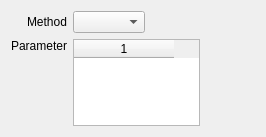
First picture: the form in copasi/UI/CQTaskMethodWidget.ui, repository copasi/COPASI, before the edit.
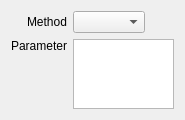
Second picture: the form after the edit.

Commit message: Update of the method parameter table to allow better editing of Boolean values.

The edit to the form file:
```diff
--- a/copasi/UI/CQTaskMethodWidget.ui
+++ b/copasi/UI/CQTaskMethodWidget.ui
@@ -13,13 +13,13 @@
 <comment> All rights reserved. </comment>
 
  <class>CQTaskMethodWidget</class>
- <widget class="QWidget" name="CQTaskMethodWidget" >
-  <property name="geometry" >
+ <widget class="QWidget" name="CQTaskMethodWidget">
+  <property name="geometry">
    <rect>
     <x>0</x>
     <y>0</y>
-    <width>266</width>
-    <height>137</height>
+    <width>185</width>
+    <height>112</height>
    </rect>
   </property>
   <property name="sizePolicy" >
@@ -45,9 +45,9 @@
    <item row="0" column="1" >
     <widget class="QComboBox" name="mpBoxMethod" />
    </item>
-   <item row="0" column="2" colspan="2" >
-    <spacer name="horizontalSpacer" >
-     <property name="orientation" >
+   <item row="0" column="2">
+    <spacer name="horizontalSpacer">
+     <property name="orientation">
       <enum>Qt::Horizontal</enum>
      </property>
      <property name="sizeHint" stdset="0" >
@@ -68,36 +68,13 @@
      </property>
     </widget>
    </item>
-   <item row="1" column="1" colspan="2" >
-    <widget class="QTableWidget" name="mpTableParameter" >
-     <property name="sizePolicy" >
-      <sizepolicy vsizetype="Expanding" hsizetype="Expanding" >
-       <horstretch>2</horstretch>
-       <verstretch>2</verstretch>
-      </sizepolicy>
-     </property>
-     <property name="editTriggers" >
+   <item row="1" column="1" colspan="2">
+    <widget class="QTreeView" name="mpParameterView">
+     <property name="editTriggers">
       <set>QAbstractItemView::AllEditTriggers</set>
      </property>
-     <property name="columnCount" >
-      <number>1</number>
-     </property>
-     <column/>
     </widget>
    </item>
-   <item row="1" column="3" >
-    <spacer name="horizontalSpacer_2" >
-     <property name="orientation" >
-      <enum>Qt::Horizontal</enum>
-     </property>
-     <property name="sizeHint" stdset="0" >
-      <size>
-       <width>45</width>
-       <height>20</height>
-      </size>
-     </property>
-    </spacer>
-   </item>
   </layout>
  </widget>
  <resources/>
```
Left out of the diff: 44 changed lines with no effect on the pictures. The commit also changes 11 other files.
